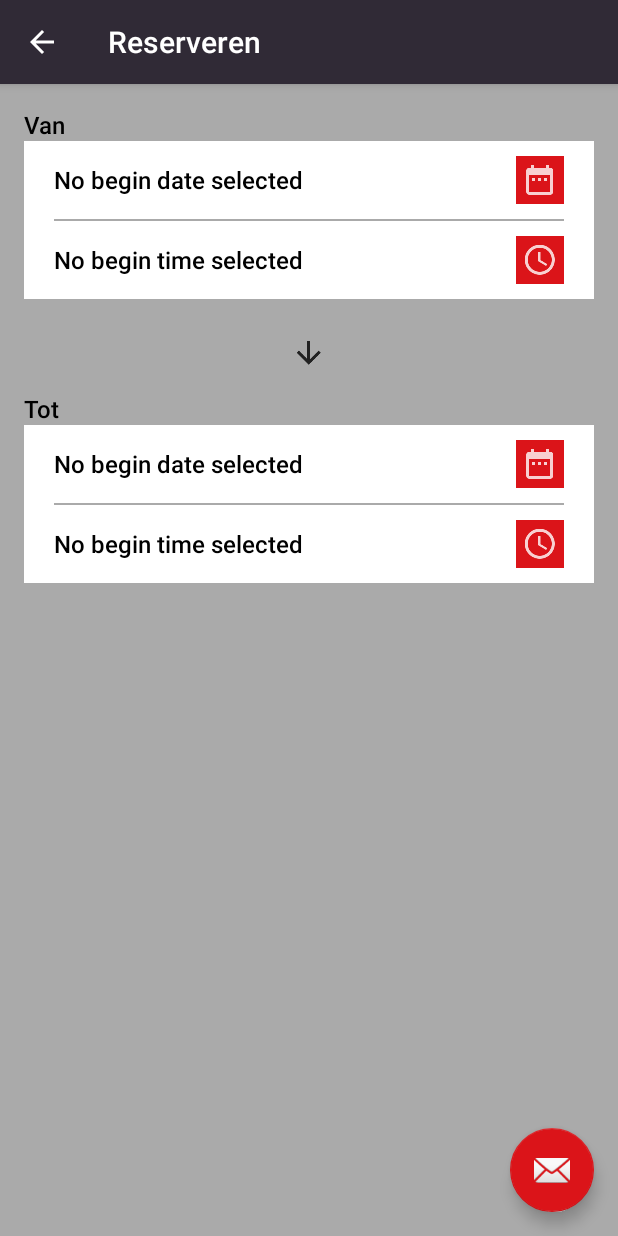
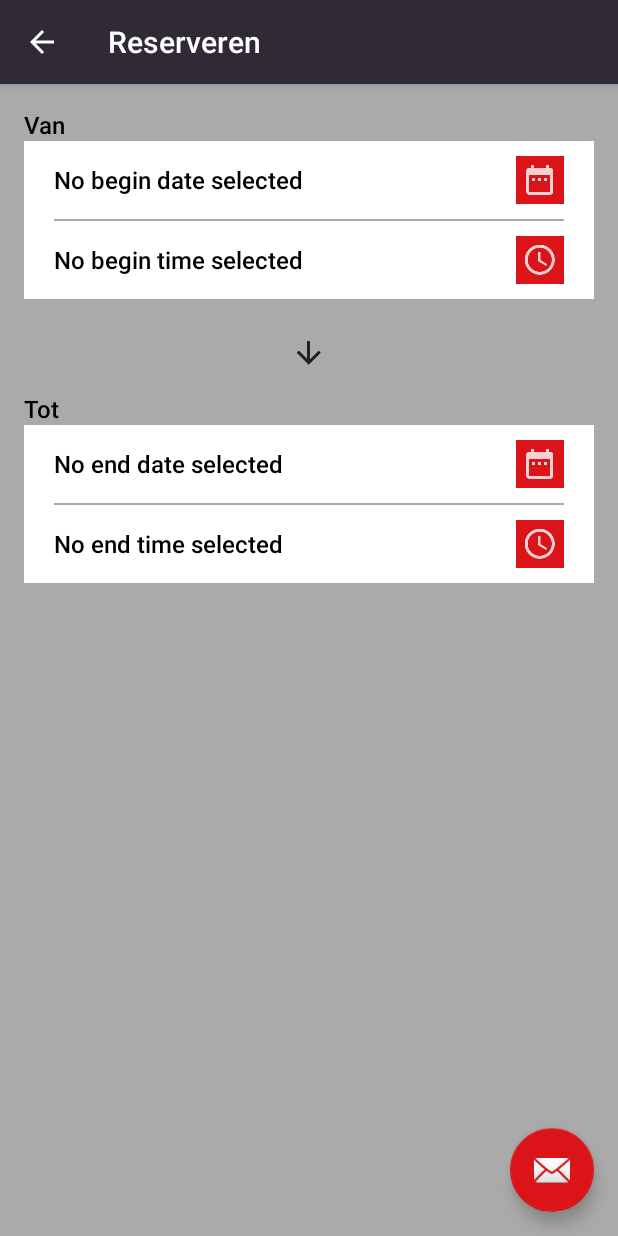
Before and after one commit to DaanGrootenboer/Smart_Agenda_Android_App, an Android app: the ReservationOverviewActivity screen opened directly, with no data from a screen before it, on a phone screen of 412 x 824 dp. Run offline under Robolectric (Android 15) with nearby library versions, the light colour scheme and no system bars; our stand-ins replace ButterKnife.

Commit message:
Implementing date and time pickers

```diff
--- a/app/src/main/java/nl/secondchance/smartagenda/ReservationOverviewActivity.java
+++ b/app/src/main/java/nl/secondchance/smartagenda/ReservationOverviewActivity.java
@@ -8,6 +8,7 @@ import android.support.v7.app.AppCompatActivity;
 import android.support.v7.widget.Toolbar;
 import android.view.View;
 import android.widget.Button;
+import android.widget.TextView;
 
 import butterknife.Bind;
 import butterknife.ButterKnife;
@@ -19,6 +20,8 @@ import nl.secondchance.smartagenda.Fragments.TimePickerFragment;
 public class ReservationOverviewActivity extends AppCompatActivity {
     private String roomName;
     private Bundle extras;
+
+    public static final String TAG_VIEW_ID = "View id";
 
     @Override
     protected void onCreate(Bundle savedInstanceState) {
@@ -58,14 +61,14 @@ public class ReservationOverviewActivity extends AppCompatActivity {
 
     }
 
-    @OnClick(R.id.select_begin_time_button)
-    public void showTimePickerDialog() {
+    @OnClick({R.id.select_begin_time_button, R.id.select_end_time_button})
+    public void showTimePickerDialog(View view) {
         DialogFragment newFragment = new TimePickerFragment();
         newFragment.show(getSupportFragmentManager(), "timePicker");
     }
 
-    @OnClick(R.id.select_begin_date_button)
-    public void showDatePickerDialog() {
+    @OnClick({R.id.select_begin_date_button, R.id.select_end_date_button})
+    public void showDatePickerDialog(View view) {
         DialogFragment newFragment = new DatePickerFragment();
         newFragment.show(getSupportFragmentManager(), "datePicker");
     }
--- a/app/src/main/res/layout/content_reservation_overview.xml
+++ b/app/src/main/res/layout/content_reservation_overview.xml
@@ -121,7 +121,7 @@
                 android:layout_height="wrap_content"
                 android:layout_alignParentStart="true"
                 android:layout_centerVertical="true"
-                android:text="No begin date selected"/>
+                android:text="No end date selected"/>
 
             <ImageButton
                 android:id="@+id/select_end_date_button"
@@ -149,7 +149,7 @@
                 android:layout_height="wrap_content"
                 android:layout_alignParentStart="true"
                 android:layout_centerVertical="true"
-                android:text="No begin time selected"/>
+                android:text="No end time selected"/>
 
             <ImageButton
                 android:id="@+id/select_end_time_button"
```
Also changed, not shown: app/src/main/java/nl/secondchance/smartagenda/Fragments/TimePickerFragment.java (+9 -1 lines).
